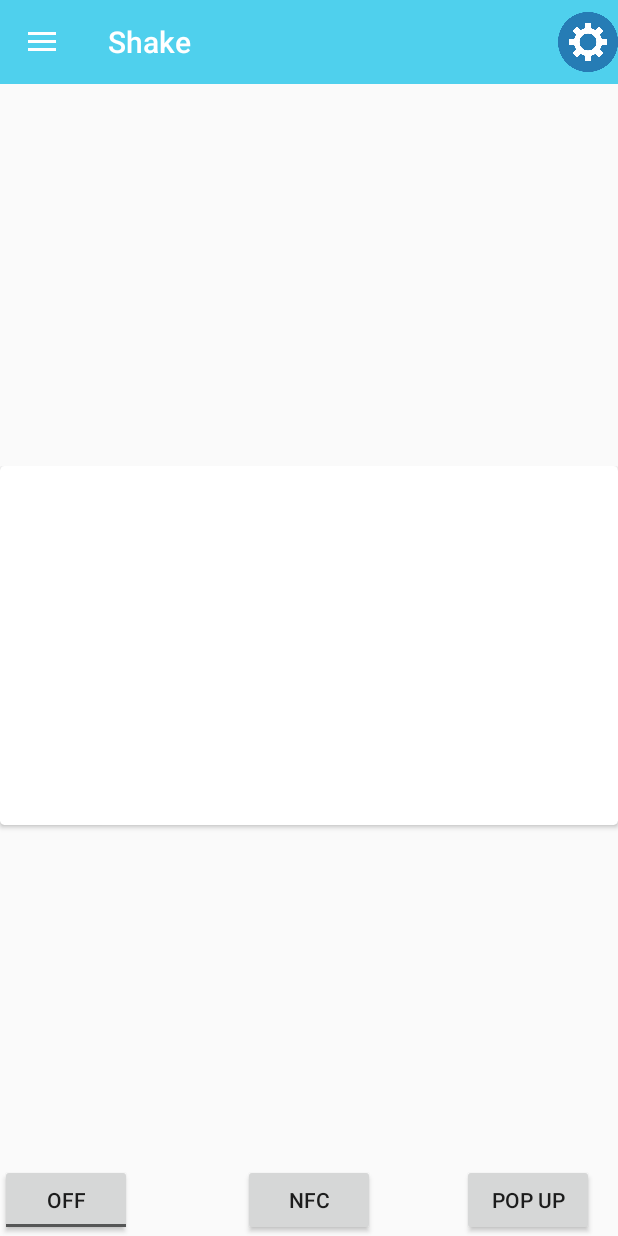
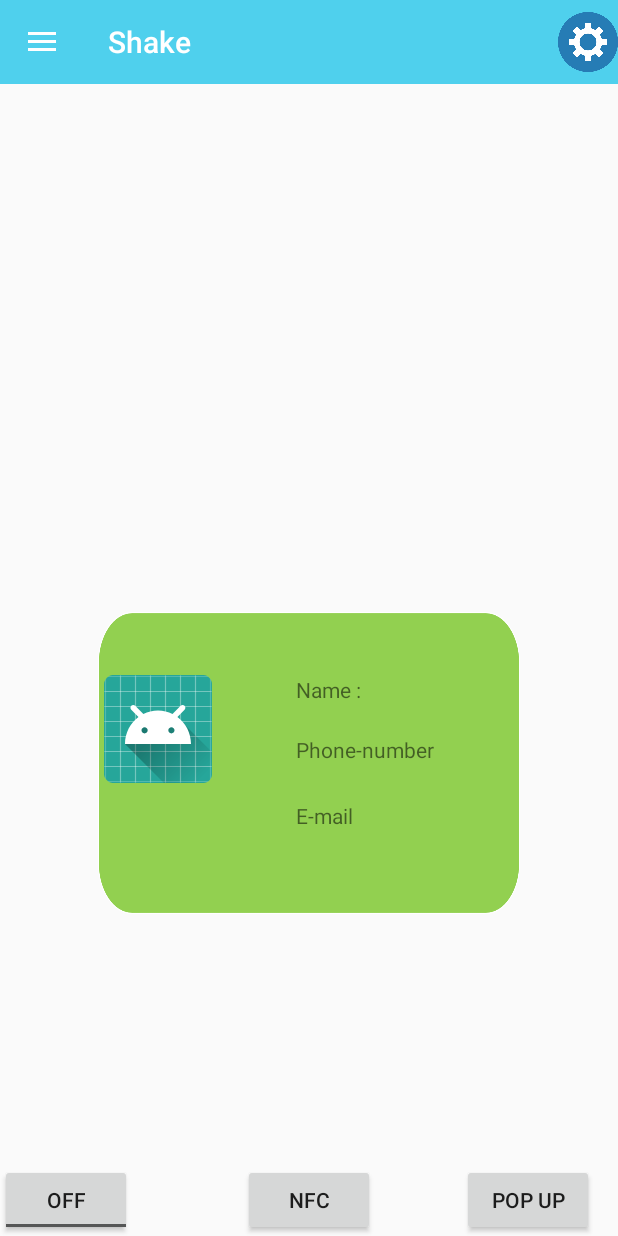
Before and after one commit to HungryBurger/Shake, an Android app: the screen it shows after launch once a user with an empty profile is signed in (MainMenu), on a phone screen of 412 x 824 dp. Run offline under Robolectric (Android 15) with nearby library versions, the phone set to English and light mode, and no system bars; our stand-ins replace CircleImageView, Firebase (no records; nobody signed in at launch, a user with empty details on screens opened directly); 3 statements that could not run were skipped.

Commit message:
CardView and main page ui

```diff
--- a/app/src/main/AndroidManifest.xml
+++ b/app/src/main/AndroidManifest.xml
@@ -75,8 +75,9 @@
         </activity>
         <activity
             android:name=".DialogueActivity"
-            android:theme="@android:style/Theme.DeviceDefault.Dialog"></activity>
-        <activity android:name=".ContactListMain_fragment"></activity>
+            android:theme="@android:style/Theme.DeviceDefault.Dialog" />
+        <activity android:name=".ContactListMain_fragment" />
+        <activity android:name=".MainMenu_mainpage"></activity>
     </application>
 
 </manifest>
--- a/app/src/main/java/org/androidtown/shaketest/MainMenu.java
+++ b/app/src/main/java/org/androidtown/shaketest/MainMenu.java
@@ -85,9 +85,7 @@ public class MainMenu extends AppCompatActivity implements NavigationView.OnNavi
     private String displayUserName, displayUserEmail, displayUserPhoneNumber;
     // [END declare_auth]
     private GoogleSignInClient mGoogleSignInClient;
-    private RelativeLayout frameList1;
-
-    private RelativeLayout frameList2;
+    private FragmentManager fragmentManager;
 
     @Override
     protected void onCreate(Bundle savedInstanceState) {
@@ -95,10 +93,8 @@ public class MainMenu extends AppCompatActivity implements NavigationView.OnNavi
         setContentView(R.layout.activity_main_menu);
         initLayout();
 
-        frameList1=(RelativeLayout) findViewById(R.id.frame1);
-        frameList2=(RelativeLayout) findViewById(R.id.frame2);
-
-        frameList1.setVisibility(View.VISIBLE);
+        fragmentManager = getSupportFragmentManager();
+        fragmentManager.beginTransaction().replace(R.id.frameLayout, MainMenu_mainpage.newInstance()).commit();
         mAuth = FirebaseAuth.getInstance();
         mListener = new FirebaseAuth.AuthStateListener() {
             @Override
@@ -219,8 +215,7 @@ public class MainMenu extends AppCompatActivity implements NavigationView.OnNavi
         switch (item.getItemId()) {
             case R.id.item1:
                 Toast.makeText(this, "item1 clicked..", Toast.LENGTH_SHORT).show();
-                frameList1.setVisibility(RelativeLayout.INVISIBLE);
-                frameList2.setVisibility(RelativeLayout.VISIBLE);
+                fragmentManager.beginTransaction().replace(R.id.frameLayout, ContactListMain_fragment.newInstance()).commit();
                 break;
             case R.id.item2:
                 break;
--- /dev/null
+++ b/app/src/main/java/org/androidtown/shaketest/MainMenu_mainpage.java
@@ -0,0 +1,28 @@
+package org.androidtown.shaketest;
+
+import android.support.annotation.Nullable;
+import android.support.v4.app.Fragment;
+import android.support.v7.app.AppCompatActivity;
+import android.os.Bundle;
+import android.view.LayoutInflater;
+import android.view.View;
+import android.view.ViewGroup;
+
+public class MainMenu_mainpage extends Fragment {
+    public static MainMenu_mainpage newInstance() {
+        Bundle args = new Bundle();
+
+        MainMenu_mainpage fragment = new MainMenu_mainpage();
+        fragment.setArguments(args);
+
+        return fragment;
+    }
+
+    //This section shows the fragment.
+    @Nullable
+    @Override
+    public View onCreateView(LayoutInflater inflater, @Nullable ViewGroup container, @Nullable Bundle savedInstanceState) {
+        ViewGroup mView = (ViewGroup) inflater.inflate(R.layout.activity_main_menu_mainpage, container, false);
+        return mView;
+    }
+}
--- a/app/src/main/res/layout/activity_contact_list_main_fragment.xml
+++ b/app/src/main/res/layout/activity_contact_list_main_fragment.xml
@@ -1,39 +1,18 @@
 <?xml version="1.0" encoding="utf-8"?>
-<RelativeLayout xmlns:android="http://schemas.android.com/apk/res/android"
+<android.support.constraint.ConstraintLayout xmlns:android="http://schemas.android.com/apk/res/android"
+    xmlns:app="http://schemas.android.com/apk/res-auto"
     xmlns:tools="http://schemas.android.com/tools"
-    xmlns:app="http://schemas.android.com/apk/res-auto"
-    xmlns:card="http://schemas.android.com/apk/res-auto"
-    android:id="@+id/Contact_list_main_fragment"
     android:layout_width="match_parent"
     android:layout_height="match_parent"
-    tools:context=".ContactListMain_fragment">
+    >
 
-    <android.support.v7.widget.CardView xmlns:android="http://schemas.android.com/apk/res/android"
-        android:id="@+id/cardview"
-        card:cardCornerRadius="3dp"
+    <android.support.v7.widget.RecyclerView
+        android:id="@+id/list"
         android:layout_width="match_parent"
-        android:layout_height="wrap_content">
+        android:layout_height="wrap_content"
+        android:layout_marginBottom="8dp"
+        app:layout_constraintBottom_toBottomOf="parent">
 
-        <LinearLayout
-            android:layout_width="match_parent"
-            android:layout_height="wrap_content"
-            android:orientation="vertical">
+    </android.support.v7.widget.RecyclerView>
 
-            <ImageView
-                android:id="@+id/image"
-                android:layout_width="match_parent"
-                android:layout_height="200dp"
-                android:scaleType="fitXY" />
-
-            <TextView
-                android:id="@+id/textview"
-                android:layout_width="match_parent"
-                android:layout_height="wrap_content"
-                android:gravity="center|left"
-                android:padding="10dp" />
-        </LinearLayout>
-    </android.support.v7.widget.CardView>
-
-
-
-</RelativeLayout>
+</android.support.constraint.ConstraintLayout>
--- /dev/null
+++ b/app/src/main/res/layout/activity_main_menu_mainpage.xml
@@ -0,0 +1,56 @@
+<?xml version="1.0" encoding="utf-8"?>
+<RelativeLayout xmlns:android="http://schemas.android.com/apk/res/android"
+    xmlns:app="http://schemas.android.com/apk/res-auto"
+    xmlns:tools="http://schemas.android.com/tools"
+    android:layout_width="match_parent"
+    android:layout_height="match_parent"
+    tools:context=".MainMenu_mainpage">
+
+    <ImageView
+        android:id="@+id/profile_background"
+        android:layout_width="281dp"
+        android:layout_height="201dp"
+        android:layout_alignParentTop="true"
+        android:layout_centerHorizontal="true"
+        android:layout_marginTop="97dp"
+        android:scaleType="fitXY"
+        android:src="@drawable/card1" />
+
+    <ImageView
+        android:id="@+id/profile_image"
+        android:layout_width="wrap_content"
+        android:layout_height="wrap_content"
+        android:layout_alignParentStart="true"
+        android:layout_alignParentTop="true"
+        android:layout_marginStart="69dp"
+        android:layout_marginTop="139dp"
+        android:scaleType="fitXY"
+        android:src="@mipmap/ic_launcher_round" />
+
+    <TextView
+        android:id="@+id/user_name"
+        android:layout_width="151dp"
+        android:layout_height="wrap_content"
+        android:layout_alignParentEnd="true"
+        android:layout_alignParentTop="true"
+        android:layout_marginEnd="63dp"
+        android:layout_marginTop="223dp"
+        android:text="E-mail" />
+
+    <TextView
+        android:id="@+id/user_num"
+        android:layout_width="150dp"
+        android:layout_height="wrap_content"
+        android:layout_alignParentTop="true"
+        android:layout_alignStart="@+id/user_name"
+        android:layout_marginTop="179dp"
+        android:text="Phone-number" />
+
+    <TextView
+        android:id="@+id/user_email"
+        android:layout_width="150dp"
+        android:layout_height="wrap_content"
+        android:layout_alignStart="@+id/user_name"
+        android:layout_alignTop="@+id/profile_image"
+        android:text="Name : " />
+</RelativeLayout>
```
Also changed, not shown: app/src/main/java/org/androidtown/shaketest/ContactInformation.java (added, +36 -0 lines), app/src/main/java/org/androidtown/shaketest/ContactListMain_fragment.java (+39 -24 lines), app/src/main/java/org/androidtown/shaketest/MyAdapter.java (+27 -29 lines), app/src/main/res/layout/activity_contact_items.xml (added, +41 -0 lines), app/src/main/res/drawable/card1.png (added).
